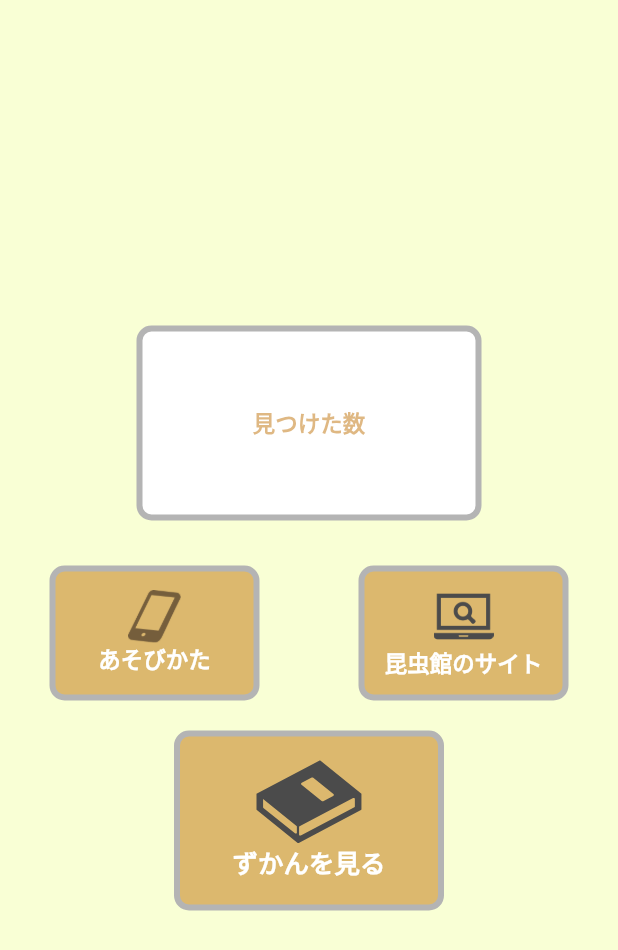
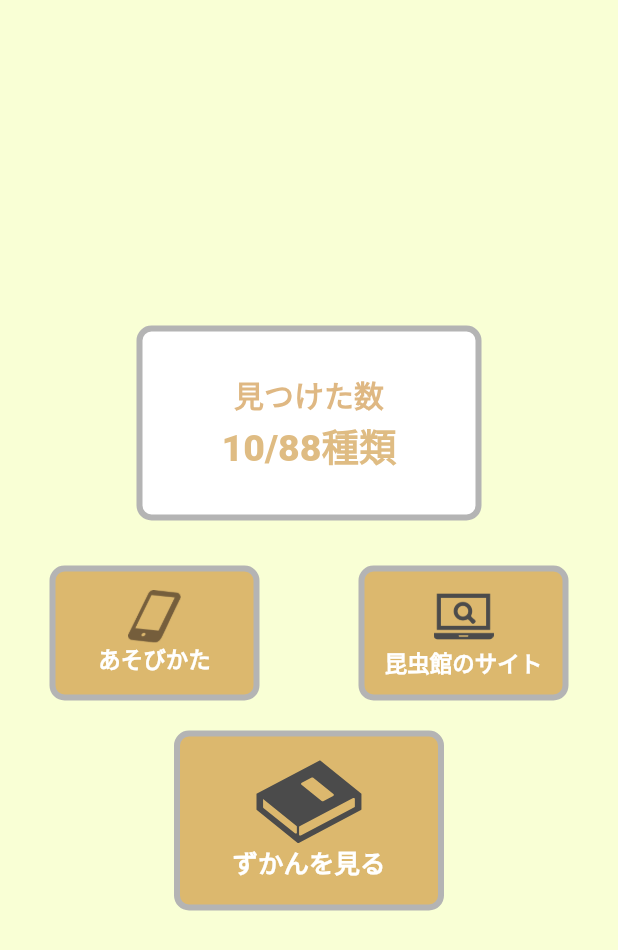
Before and after one commit to Mikka2020/flutter_mushi_01, a Flutter app: the Home screen opened by its route, on a phone screen of 412 x 824 dp. Shown: the top 950 px of the screen. Run offline on Flutter 3.47's test engine with Material 2 defaults, Android fonts, the phone set to English and light mode, and no system bars; our stand-ins replace flutter_svg, image_picker, shared_preferences; missing offline and left inert: adobe_xd, flutter_overboard; accounts and stored records are empty; Roboto replaces fonts that are missing (Tsukushi A Round Gothic).

Commit message:
[update]ホーム画面仮デザイン

```diff
--- a/lib/home.dart
+++ b/lib/home.dart
@@ -49,16 +49,31 @@ class _HomeState extends State<Home> {
         children: [
           const Spacer(),
           Container(
-            child: const Center(
-              child: Text(
+            child: Center(
+              child: Column(
+                mainAxisAlignment: MainAxisAlignment.center,
+                children: [
+                  Text(
                     '見つけた数',
                     style: TextStyle(
                       fontFamily: 'Tsukushi A Round Gothic',
-                  fontSize: 15,
+                      fontSize: 20,
                       color: const Color(0x80bf7107),
                       fontWeight: FontWeight.w700,
                     ),
                     softWrap: false,
+                  ),
+                  Text(
+                    '10/88種類',
+                    style: TextStyle(
+                      fontFamily: 'Tsukushi A Round Gothic',
+                      fontSize: 25,
+                      color: const Color(0x80bf7907),
+                      fontWeight: FontWeight.w800,
+                    ),
+                    softWrap: false,
+                  ),
+                ],
               ),
             ),
             height: 130,
```
Lines whose indentation alone changed are shown as unchanged.
